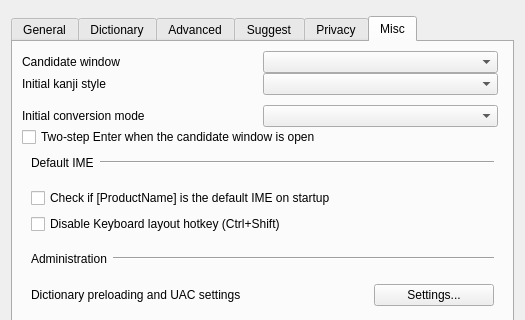
marinaMoji/marinaMoji, file src/gui/config_dialog/config_dialog.ui: the form before one commit; both pictures show x 0 to 525 and y 0 to 320 of the 525 by 575 pixel window.
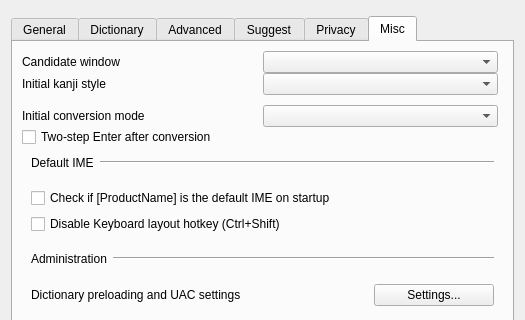
The form after the commit. The open tabs and pages were chosen to show the change. Custom widgets are drawn as their Qt base class.

Commit message:
Require two Enters after any conversion, not only when the candidate window is open
The first Space converts in place and leaves the window closed, so この人 and 日と were still inserting on one Enter. Unconverted hiragana stays one Enter.

Patch:
```diff
--- a/src/gui/config_dialog/config_dialog.ui
+++ b/src/gui/config_dialog/config_dialog.ui
@@ -1737,7 +1737,7 @@
          <item>
           <widget class="QCheckBox" name="twoStepCommitCheckBox">
            <property name="text">
-            <string>Two-step Enter when the candidate window is open</string>
+            <string>Two-step Enter after conversion</string>
            </property>
            <property name="toolTip">
             <string>The first Enter accepts the highlighted candidate and leaves it underlined. The second Enter inserts it into the document. A reading with no candidate window still inserts on one Enter.</string>
```
Left out of the diff: 2 changed lines with no effect on the pictures. The commit also changes 16 other files.
